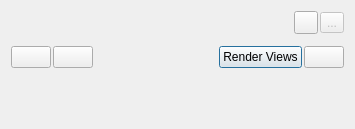
Old version of the form Qt/ApplicationComponents/Resources/UI/pqColorMapEditor.ui in the repository Kitware/ParaView.
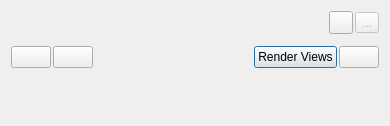
New version of the form. Icons and pictures are not drawn. Custom widgets are drawn as their Qt base class.

Commit message:
BUG #15100: Increate ColorMapEditor dialog width.
Making default width for the ColorMapEditor dock panel to be large
enough to not need horizontal scroll bars.

Also updating all dock panels that we expect to be docked vertically to
not allow docking on the horizontal dockable regions -- improving
usability.

```diff
--- a/Qt/ApplicationComponents/Resources/UI/pqColorMapEditor.ui
+++ b/Qt/ApplicationComponents/Resources/UI/pqColorMapEditor.ui
@@ -6,10 +6,16 @@
    <rect>
     <x>0</x>
     <y>0</y>
-    <width>355</width>
-    <height>129</height>
+    <width>390</width>
+    <height>126</height>
    </rect>
   </property>
+  <property name="minimumSize">
+   <size>
+    <width>390</width>
+    <height>0</height>
+   </size>
+  </property>
   <property name="windowTitle">
    <string>Form</string>
   </property>
@@ -81,8 +87,8 @@
        <rect>
         <x>0</x>
         <y>0</y>
-        <width>337</width>
-        <height>79</height>
+        <width>372</width>
+        <height>76</height>
        </rect>
       </property>
       <layout class="QVBoxLayout" name="ScrollAreaLayout" stretch="0,0,1">
```
The commit also changes 1 other file.
